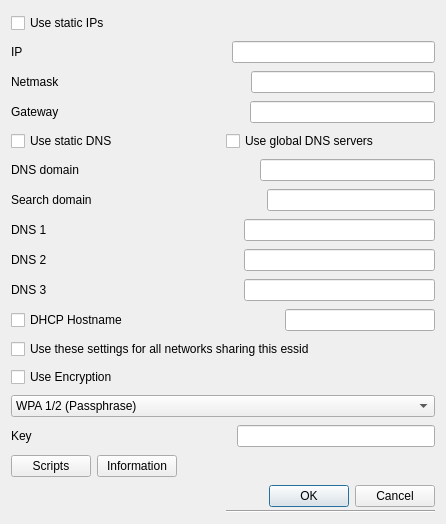
Above: networkProps.ui from anarsoul/wicd-qt4 before the change. Below: the same form after it.
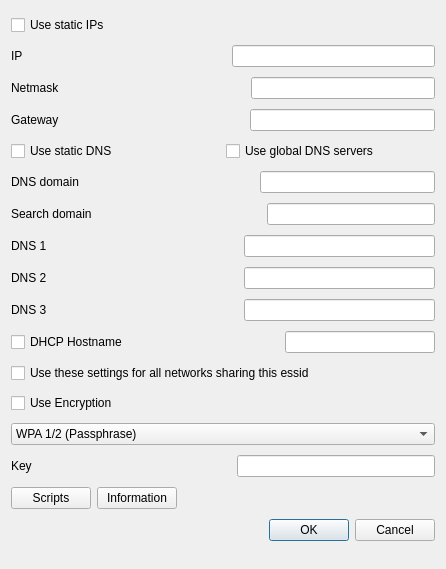
That is the form after the change.

Commit message: Refactor MainWindow and NetworkProps a bit

The edit to the form file:
```diff
--- a/networkProps.ui
+++ b/networkProps.ui
@@ -7,7 +7,7 @@
     <x>0</x>
     <y>0</y>
     <width>446</width>
-    <height>524</height>
+    <height>569</height>
    </rect>
   </property>
   <property name="windowTitle">
@@ -377,13 +377,6 @@
      </item>
     </layout>
    </item>
-   <item row="1" column="1">
-    <widget class="Line" name="line">
-     <property name="orientation">
-      <enum>Qt::Horizontal</enum>
-     </property>
-    </widget>
-   </item>
   </layout>
  </widget>
  <resources/>
```
The commit also changes 3 other files.
